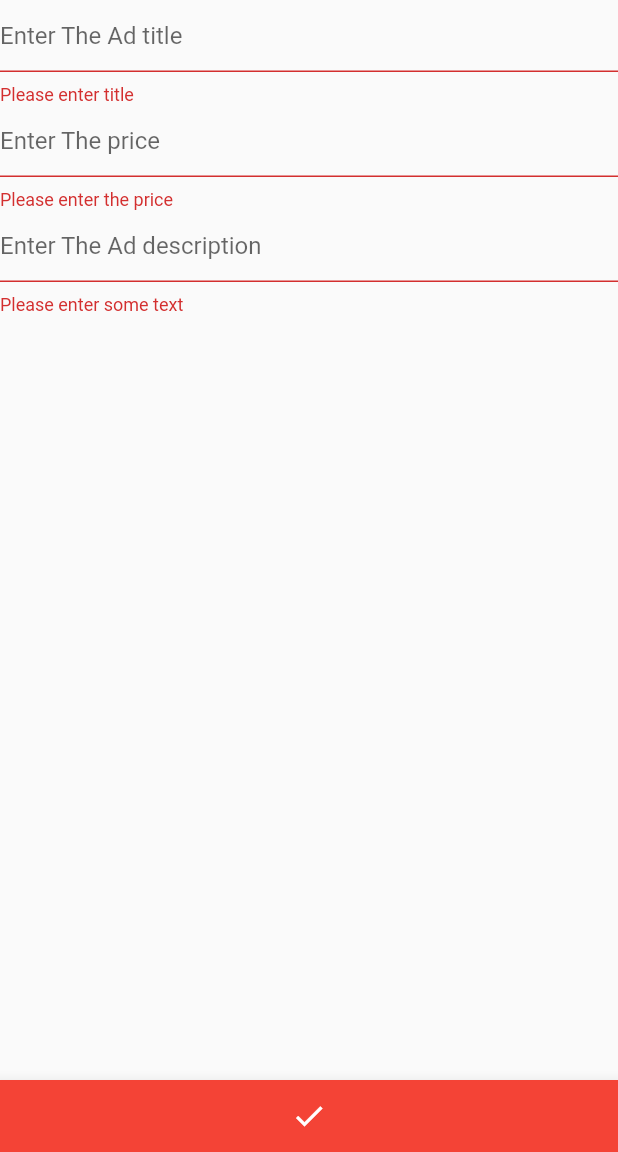
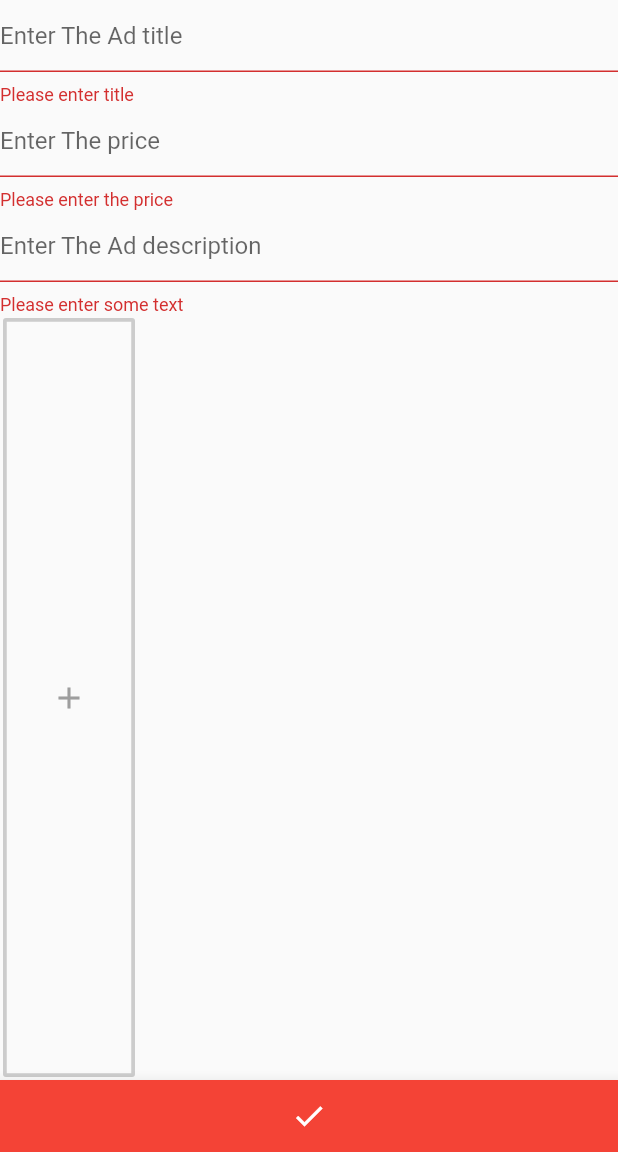
Before and after one commit to SadO-On/SWE444, a Flutter app: the AddNewAds screen opened directly, after a tap on the "done" icon, on a phone screen of 412 x 824 dp, the part 84-1236 px from its top. Run offline on Flutter 3.47's test engine with Material 2 defaults, Android fonts, the phone set to English and light mode, and no system bars; our stand-ins replace cloud_firestore, firebase_auth, firebase_core, firebase_storage, flutter_spinkit, image_picker and 1 more; accounts and stored records are empty.

Commit message:
new updates

```diff
--- a/lib/Model/Ads.dart
+++ b/lib/Model/Ads.dart
@@ -3,4 +3,5 @@ class Adss{
    String title;
    String price;
    String description;
+   String imageUrl;
 }
--- a/lib/Screens/addPostPage.dart
+++ b/lib/Screens/addPostPage.dart
@@ -3,6 +3,10 @@ import 'package:swe/Screens/HomePage.dart';
 import 'package:swe/Services/Auth.dart';
 import 'package:swe/Screens/FirstPage.dart';
 import 'package:cloud_firestore/cloud_firestore.dart';
+import 'package:firebase_core/firebase_core.dart';
+import 'package:image_picker/image_picker.dart';
+import 'package:firebase_storage/firebase_storage.dart';
+import 'dart:io';
 
 class AddNewAds extends StatefulWidget {
   @override
@@ -11,12 +15,13 @@ class AddNewAds extends StatefulWidget {
 
 class _AddNewAdsState extends State<AddNewAds> {
   final _formKey = GlobalKey<FormState>();
+  File _image;
+  String title;
+  String picture;
+  String price;
+  String description;
+  String imageUrl;
 
-  String title;
-
-  String price;
-
-  String description;
 
   final Firestore f = Firestore.instance;
 
@@ -42,14 +47,26 @@ class _AddNewAdsState extends State<AddNewAds> {
               Icons.done,
               color: Colors.white,
             ),
-            onPressed: () {
+            onPressed: () async {
+              if(_image != null){
+                final FirebaseStorage storage= FirebaseStorage.instance;
+                final StorageReference ref = FirebaseStorage.instance.ref().child("${DateTime.now().millisecondsSinceEpoch.toString()}.jpg");
+                StorageUploadTask uploadTask = ref.putFile(_image);
+                var dowurl = await (await uploadTask.onComplete).ref.getDownloadURL();
+                picture= dowurl.toString();
+                StorageUploadTask task= storage.ref().child(picture).putFile(_image);
+                task.onComplete.then((snapshot) async{
+                    imageUrl= await snapshot.ref.getDownloadURL();
+                });
+               }
+
               /*Here to make sure that the user fill all the field */
               if (_formKey.currentState.validate()) {
                 f.collection('Ads').add({
                   'title': title,
                   'price': price,
                   'description': description,
-
+                  'picture': picture
                 });
                 Navigator.push(
                   context,
@@ -134,8 +151,41 @@ class _AddNewAdsState extends State<AddNewAds> {
                   description = value;
                 },
               ),
+              Expanded(
+                child: Padding(
+                  padding: const EdgeInsets.all(2.0),
+                  child: OutlineButton(
+                      borderSide: BorderSide(
+                          color: Colors.grey.withOpacity(0.5), width: 2.5),
+                      onPressed: () {
+                        _selectImage(
+                            ImagePicker.pickImage(source: ImageSource.gallery));
+                      },
+                      child: _displayChild()),
+                ),
+              )
             ],
           ),
         ));
   }
+
+  void _selectImage(Future<File> pickImage) async {
+    File tempImg = await pickImage;
+    setState(() => _image = tempImg);
+  }
+
+  Widget _displayChild() {
+    if (_image == null) {
+      return Padding(
+          padding: const EdgeInsets.fromLTRB(14, 70, 14, 70),
+          child: new Icon(
+            Icons.add,
+            color: Colors.grey,
+          ));
+    } else {
+      return Padding(
+          padding: const EdgeInsets.fromLTRB(14, 70, 14, 70),
+          child: Image.file(_image));
+    }
+  }
 }
--- a/pubspec.yaml
+++ b/pubspec.yaml
@@ -26,6 +26,10 @@ dependencies:
   flutter_spinkit: ^4.1.1+1
   rflutter_alert: ^1.0.3
   modal_progress_hud: ^0.1.3
+  firebase_storage: ^3.1.5
+  image_picker: ^0.6.6+1
+  firebase_core: ^0.4.4+3
+
 
   # The following adds the Cupertino Icons font to your application.
   # Use with the CupertinoIcons class for iOS style icons.
```
Also changed, not shown: lib/Model/AdsWidget.dart (+6 -1 lines), lib/Screens/HomePage.dart (+18 -21 lines), pubspec.lock.
